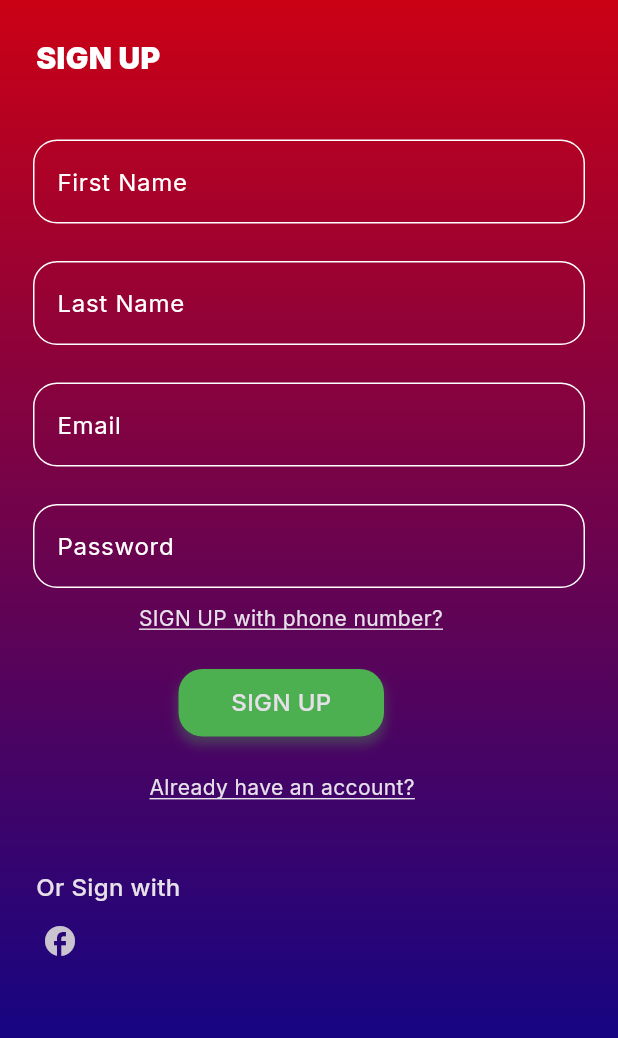
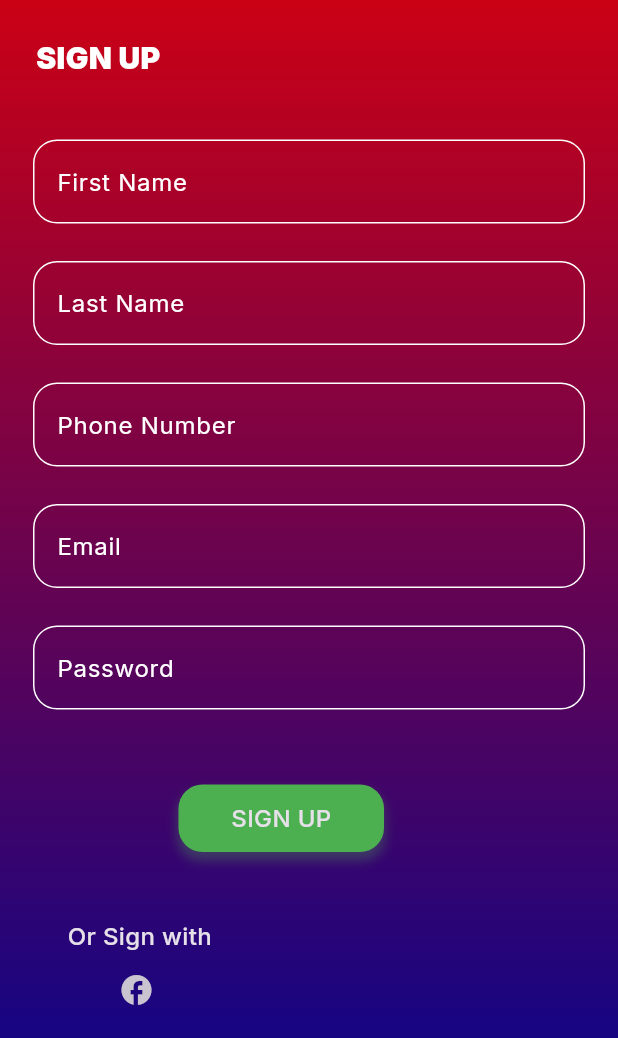
Before and after one commit to seifmoustafa/read_it, a Flutter app: the RegisterView screen opened by its route, on a phone screen of 412 x 824 dp, the part 198-1236 px from its top. Run offline on Flutter 3.47's test engine with Material 3 defaults, Android fonts, the phone set to English and light mode, and no system bars; our stand-ins replace go_router, google_fonts.

Commit message:
change register view and add logo image

```diff
--- a/lib/features/auth/register/widgets/register_info_section.dart
+++ b/lib/features/auth/register/widgets/register_info_section.dart
@@ -1,9 +1,7 @@
 import 'package:flutter/material.dart';
-import 'package:go_router/go_router.dart';
-import 'package:knowledge_world/core/utils/styles.dart';
-import 'package:knowledge_world/features/auth/widgets/custom_sing_button.dart';
 import 'package:knowledge_world/features/auth/widgets/custom_button.dart';
 import 'package:knowledge_world/features/auth/widgets/custom_form_text_field.dart';
+import 'package:knowledge_world/features/auth/widgets/custom_third_party_sign.dart';
 
 class RegisterInfoSection extends StatelessWidget {
   const RegisterInfoSection({super.key});
@@ -12,6 +10,7 @@ class RegisterInfoSection extends StatelessWidget {
   Widget build(BuildContext context) {
     String? firstName;
     String? lastName;
+    String? phoneNumber;
     String? email;
     String? password;
 
@@ -47,6 +46,16 @@ class RegisterInfoSection extends StatelessWidget {
           ),
           CustomFormTextField(
             obscureText: true,
+            hintText: 'Phone Number',
+            onChanged: (data) {
+              phoneNumber = data;
+            },
+          ),
+          const SizedBox(
+            height: 25,
+          ),
+          CustomFormTextField(
+            obscureText: true,
             hintText: 'Email',
             onChanged: (data) {
               email = data;
@@ -63,24 +72,7 @@ class RegisterInfoSection extends StatelessWidget {
             },
           ),
           const SizedBox(
-            height: 10,
-          ),
-          GestureDetector(
-              onTap: () {},
-              child: const Center(
-                child: Padding(
-                  padding: EdgeInsets.only(right: 24.0),
-                  child: Text(
-                    textAlign: TextAlign.center,
-                    'SIGN UP with phone number?',
-                    style: TextStyle(
-                      decoration: TextDecoration.underline,
-                    ),
-                  ),
-                ),
-              )),
-          const SizedBox(
-            height: 24,
+            height: 50,
           ),
           Center(
             child: CustomButton(
@@ -89,42 +81,9 @@ class RegisterInfoSection extends StatelessWidget {
             ),
           ),
           const SizedBox(
-            height: 24,
-          ),
-          GestureDetector(
-              onTap: () {
-                GoRouter.of(context).pop();
-              },
-              child: const Center(
-                  child: Padding(
-                padding: EdgeInsets.only(right: 36.0),
-                child: Text(
-                  'Already have an account?',
-                  style: TextStyle(
-                    decoration: TextDecoration.underline,
-                  ),
-                ),
-              ))),
-          const SizedBox(
             height: 45,
           ),
-          const Padding(
-            padding: EdgeInsets.only(left: 24.0),
-            child: Text(
-              'Or Sign with',
-              style: Styles.textStyle16,
-            ),
-          ),
-          const Padding(
-            padding: EdgeInsets.symmetric(horizontal: 16.0),
-            child: Row(
-              children: [
-                CustomSingButton(
-                  icon: Icons.facebook,
-                ),
-              ],
-            ),
-          ),
+          const CustomThirdPartySign(),
           const SizedBox(
             height: 50,
           ),
--- a/lib/features/auth/register/widgets/register_view_body.dart
+++ b/lib/features/auth/register/widgets/register_view_body.dart
@@ -7,7 +7,9 @@ class RegisterViewBody extends StatelessWidget {
 
   @override
   Widget build(BuildContext context) {
-    return const SingleChildScrollView(
+    return SizedBox(
+      height: MediaQuery.of(context).size.height,
+      child: const SingleChildScrollView(
         // physics: BouncingScrollPhysics(),
         child: Column(
           crossAxisAlignment: CrossAxisAlignment.stretch,
@@ -16,6 +18,7 @@ class RegisterViewBody extends StatelessWidget {
             RegisterInfoSection(),
           ],
         ),
+      ),
     );
   }
 }
--- /dev/null
+++ b/lib/features/auth/widgets/custom_third_party_sign.dart
@@ -0,0 +1,33 @@
+import 'package:flutter/material.dart';
+import 'package:knowledge_world/core/utils/styles.dart';
+import 'package:knowledge_world/features/auth/widgets/custom_sing_button.dart';
+
+class CustomThirdPartySign extends StatelessWidget {
+  const CustomThirdPartySign({super.key});
+
+  @override
+  Widget build(BuildContext context) {
+    return const Column(
+      crossAxisAlignment: CrossAxisAlignment.stretch,
+      children: [
+        Padding(
+          padding: EdgeInsets.only(left: 45),
+          child: Text(
+            'Or Sign with',
+            style: Styles.textStyle16,
+          ),
+        ),
+        Padding(
+          padding: EdgeInsets.symmetric(horizontal: 67),
+          child: Row(
+            children: [
+              CustomSingButton(
+                icon: Icons.facebook,
+              ),
+            ],
+          ),
+        ),
+      ],
+    );
+  }
+}
```
Also changed, not shown: lib/features/auth/login/widgets/login_section.dart (+7 -30 lines), lib/features/auth/login/widgets/login_title_section.dart (+17 -7 lines), assets/images/logo.png, 1 other file. Lines whose indentation alone changed are shown as unchanged.
